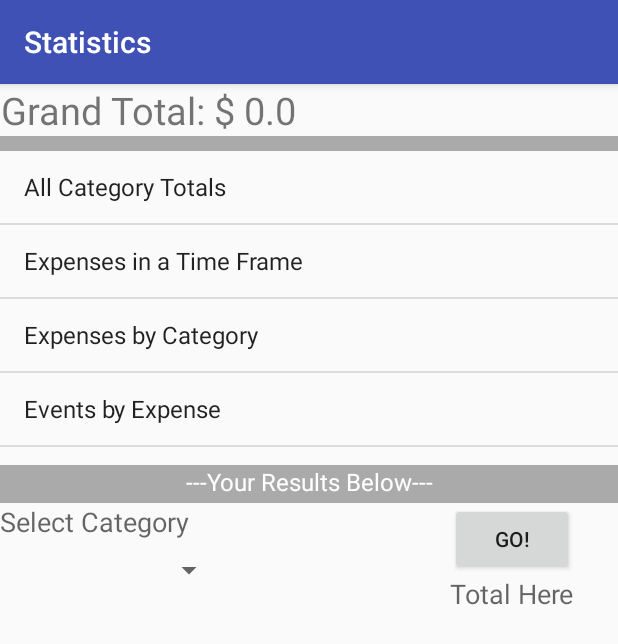
After one commit to kwokinou/ExTrack, an Android app: the fragment ExpsByCatFrag placed in its activity, on a phone screen of 412 x 824 dp. The commit adds this screen. Shown: the top 644 px of the screen. Run offline under Robolectric (Android 15) with nearby library versions, the phone set to English and light mode, and no system bars.

Commit message:
some stats UI done.

```diff
--- /dev/null
+++ b/app/src/main/java/umbf16cs443/extrack/ExpsByCatFrag.java
@@ -0,0 +1,61 @@
+package umbf16cs443.extrack;
+
+import android.os.Bundle;
+import android.support.v4.app.Fragment;
+import android.view.LayoutInflater;
+import android.view.View;
+import android.view.ViewGroup;
+import android.widget.AdapterView;
+import android.widget.ArrayAdapter;
+import android.widget.Spinner;
+import android.widget.TextView;
+
+import java.util.ArrayList;
+
+import umbf16cs443.extrack.db.models.Category;
+
+/**
+ * Created by kwokin on 12/17/2016.
+ */
+public class ExpsByCatFrag extends Fragment {
+
+    Spinner mSpinner;
+    ArrayAdapter<Category> adapter;
+    ArrayList<Category> catArray;
+
+    @Override
+    public View onCreateView(LayoutInflater inflater, ViewGroup container, Bundle savedInstanceState){
+
+        View rootView = inflater.inflate(R.layout.stats_spinner_listfrag, container, false);
+
+        return rootView;
+    }
+
+    @Override
+    public void onViewCreated(View view, Bundle savedInstanceState) {
+        ((TextView)(getActivity()).findViewById(R.id.tv1)).setText("Select Category");
+
+        mSpinner = (Spinner) getActivity().findViewById(R.id.statSpinner);
+
+        catArray = ((StaticsActivity) getActivity()).getDB().getAllCategories();
+
+        adapter = new ArrayAdapter<Category>(getActivity(), android.R.layout
+                .simple_spinner_item,
+                catArray);
+        adapter.setDropDownViewResource(android.R.layout.simple_spinner_dropdown_item);
+        mSpinner.setAdapter(adapter);
+        mSpinner.setOnItemSelectedListener(new AdapterView.OnItemSelectedListener() {
+            @Override
+            public void onItemSelected(AdapterView<?> parent, View view, int position, long id) {
+                ((StaticsActivity)getActivity()).setCategory((Category)parent.getItemAtPosition(position));
+            }
+
+            @Override
+            public void onNothingSelected(AdapterView<?> parent) {
+            }
+        });
+
+    }
+
+
+}
--- a/app/src/main/java/umbf16cs443/extrack/ExpsInTimeFrameFrag.java
+++ b/app/src/main/java/umbf16cs443/extrack/ExpsInTimeFrameFrag.java
@@ -32,9 +32,6 @@ public class ExpsInTimeFrameFrag extends Fragment {
 
     Date start;
     Date end;
-    ListView lv;
-    ArrayList<Expense> resultExpList;
-    ArrayAdapter<Expense> arrayAdapter;
     TextView tv;
 
     @Override
@@ -47,6 +44,7 @@ public class ExpsInTimeFrameFrag extends Fragment {
 
     @Override
     public void onViewCreated(View view, Bundle savedInstanceState) {
+        //dafault start and end date to totay's date
         tv = (TextView) getActivity().findViewById(R.id.startDateText);
 
         start = ((StaticsActivity)getActivity()).getStartDate();
@@ -59,17 +57,6 @@ public class ExpsInTimeFrameFrag extends Fragment {
         SimpleDateFormat simpleDate2 = new SimpleDateFormat("MM/dd/yyyy");
         tv.setText(simpleDate2.format(end));
 
-        //((TextView) getActivity().findViewById(R.id.startDateText)).setText(((StaticsActivity)getActivity()).getStartDate();
-
-       // lv = (ListView) getActivity().findViewById(R.id.expsListInTimeFrame);
-
-      //  startDateText = (TextView) getActivity().findViewById(R.id.startDateText);
-
-      //  resultExpList = ((StaticsActivity) getActivity()).getDB().getExpensesByDate(startDate, endDate);
-
-       // arrayAdapter = new ArrayAdapter<Expense>(getActivity(), android.R.layout.simple_list_item_1, resultExpList);
-
-       // lv.setAdapter(arrayAdapter);
     }
 
 
--- a/app/src/main/java/umbf16cs443/extrack/StaticsActivity.java
+++ b/app/src/main/java/umbf16cs443/extrack/StaticsActivity.java
@@ -8,9 +8,11 @@ import android.support.v4.app.DialogFragment;
 import android.support.v7.app.AlertDialog;
 import android.support.v7.app.AppCompatActivity;
 import android.view.View;
+import android.widget.AdapterView;
 import android.widget.ArrayAdapter;
 import android.widget.DatePicker;
 import android.widget.ListView;
+import android.widget.Spinner;
 import android.widget.TextView;
 
 import java.text.DateFormat;
@@ -19,8 +21,10 @@ import java.text.SimpleDateFormat;
 import java.util.ArrayList;
 import java.util.Calendar;
 import java.util.Date;
+import java.util.GregorianCalendar;
 
 import umbf16cs443.extrack.db.DBHelper;
+import umbf16cs443.extrack.db.models.Category;
 import umbf16cs443.extrack.db.models.Expense;
 
 /**
@@ -30,15 +34,18 @@ public class StaticsActivity extends AppCompatActivity
         implements DatePickerDialog.OnDateSetListener{
 
     DBHelper db;
-    boolean startD = true;
+    boolean startD = true; //determine if start date or end date is selected
 
     TextView tv;
     ArrayList<Expense> resultExps;
     ArrayAdapter<Expense> expAdapter;
-    double total = 0;
+    double total = 0; //display total for exps in a time frame
     DecimalFormat df = new DecimalFormat("#.##");
-    Date startDate;// = new GregorianCalendar(2016, Calendar.NOVEMBER, 1).getTime();
-    Date endDate;// = new GregorianCalendar(2016, Calendar.DECEMBER, 31).getTime();
+    Date startDate;// = new GregorianCalendar(2016, Calendar.DECEMBER, 1).getTime();
+    Date endDate;// = new GregorianCalendar(2016, Calendar.DECEMBER, 1).getTime();
+
+
+    Category cat;
 
     protected void onCreate(Bundle savedInstanceState) {
         super.onCreate(savedInstanceState);
@@ -46,10 +53,12 @@ public class StaticsActivity extends AppCompatActivity
         setTitle("Statistics");
 
         db = new DBHelper(this);
+
+        //display grand total first
         ((TextView) findViewById(R.id.grand_total)).setText("Grand Total: $ " + db.getGrandTotal());
         Calendar calendar = Calendar.getInstance();
 
-        // Set New Expense Variables To Defaults
+        // Set start and end date to default
         startDate = calendar.getTime();
         endDate = calendar.getTime();
     }
@@ -60,34 +69,74 @@ public class StaticsActivity extends AppCompatActivity
 
     public Date getEndDate() {return endDate;}
 
+    public void setCategory(Category c){ cat = c;}
+
+
+
+    public void findExpsByCat(View view){
+        int total = 0;
+        ArrayList<Expense> result;
+        ArrayAdapter<Expense> adapter;
+
+        ListView lv = (ListView) findViewById(R.id.resultList);
+
+       // Category ca = db.getAllCategories().get(1);
+
+        //call to get exps in a time frame
+        result = db.getExpensesByCategory(cat);
+
+     //   if(result!=null) {
+            //calculate total value of these exps
+       //     for (Expense e : result)
+         //       total += e.getExAmount();
+
+            //display total value in UI
+       //     ((TextView) findViewById(R.id.totalVal)).setText("$" + df.format(total));
+
+            //feed exp list in UI
+       //     adapter = new ArrayAdapter<Expense>(this, android.R.layout.simple_list_item_1, result);
+         //   lv.setAdapter(adapter);
+      //  }
+    }
+
+
+
+
+
+//code for displaying expenses in a time frame*****************************************************
+    //user clicks on start date
     public void pickStartDate(View view) {
         startD = true;
         DatePickerFragment picker = new DatePickerFragment();
         picker.show(getSupportFragmentManager(), "date");
     }
 
+    //user clicks on end date
     public void pickEndDate(View view) {
         startD = false;
         DatePickerFragment picker = new DatePickerFragment();
         picker.show(getSupportFragmentManager(), "date");
     }
 
+    //user wants to see result
     public void showExpsInTimeFrame(View view){
         ListView lv = (ListView) findViewById(R.id.expsListInTimeFrame);
 
+        //call to get exps in a time frame
         resultExps = db.getExpensesByDate(startDate, endDate);
 
+        //calculate total value of these exps
         for(Expense e: resultExps)
             total += e.getExAmount();
 
+        //display total value in UI
         ((TextView) findViewById(R.id.totalByDates)).setText("$" + df.format(total));
-        total = 0;
+        total = 0; //reset
 
+        //feed exp list in UI
         expAdapter = new ArrayAdapter<Expense>(this, android.R.layout.simple_list_item_1, resultExps);
-
         lv.setAdapter(expAdapter);
     }
-
 
     public void setDate(final Calendar calendar) {
         final DateFormat dateFormat = DateFormat.getDateInstance(DateFormat.MEDIUM);
@@ -127,7 +176,7 @@ public class StaticsActivity extends AppCompatActivity
                     (DatePickerDialog.OnDateSetListener) getActivity(), year, month, day);
         }
     }
-
+//****************************End of DatePicker code*************************************************
 
 
 }
--- a/app/src/main/java/umbf16cs443/extrack/StatsHeadlineFragment.java
+++ b/app/src/main/java/umbf16cs443/extrack/StatsHeadlineFragment.java
@@ -23,13 +23,13 @@ public class StatsHeadlineFragment extends ListFragment {
     String [] StatsHeadlines = {
             "All Category Totals",
             "Expenses in a Time Frame",
-            "Events that Share an Expense"
+            "Expenses by Category",
+            "Events by Expense"
     };
 
     @Override
     public void onCreate(Bundle savedInstanceState) {
         super.onCreate(savedInstanceState);
-
 
         // We need to use a different list item layout for devices older than Honeycomb
         int layout = Build.VERSION.SDK_INT >= Build.VERSION_CODES.HONEYCOMB ?
@@ -52,8 +52,6 @@ public class StatsHeadlineFragment extends ListFragment {
         StaticsActivity stats = (StaticsActivity) getActivity();
 
         switch (position){
-          //  case 0:
-            //    Toast.makeText(getActivity().getApplicationContext(), "Grand Total is $" + stats.getDB().getGrandTotal(), Toast.LENGTH_LONG).show();
             case 0:
                 CategoryTotalsFrag list = new CategoryTotalsFrag();
 
@@ -65,12 +63,17 @@ public class StatsHeadlineFragment extends ListFragment {
             case 1:
                 ExpsInTimeFrameFrag expsInTimeFrameFrag = new ExpsInTimeFrameFrag();
 
-                //CategoryTotalsFrag list2 = new CategoryTotalsFrag();
                 FragmentTransaction transaction2 = getActivity().getSupportFragmentManager().beginTransaction();
                 transaction2.replace(R.id.stats_container, expsInTimeFrameFrag );
                 transaction2.commit();
                 break;
 
+            case 2:
+                ExpsByCatFrag expsByCatFrag = new ExpsByCatFrag();
+                FragmentTransaction transaction3 = getActivity().getSupportFragmentManager().beginTransaction();
+                transaction3.replace(R.id.stats_container, expsByCatFrag );
+                transaction3.commit();
+                break;
 
             default:
                 Toast.makeText(getActivity().getApplicationContext(), "Invalid Entry", Toast.LENGTH_SHORT).show();
--- /dev/null
+++ b/app/src/main/res/layout/stats_spinner_listfrag.xml
@@ -0,0 +1,51 @@
+<?xml version="1.0" encoding="utf-8"?>
+<RelativeLayout xmlns:android="http://schemas.android.com/apk/res/android"
+    android:orientation="vertical" android:layout_width="match_parent"
+    android:layout_height="match_parent"
+    android:weightSum="1">
+
+    <TextView
+        android:layout_width="wrap_content"
+        android:layout_height="wrap_content"
+        android:textAppearance="?android:attr/textAppearanceMedium"
+        android:text="Please Select"
+        android:id="@+id/tv1" />
+
+    <Spinner
+        android:id="@+id/statSpinner"
+        android:layout_width="150dp"
+        android:layout_height="40dp"
+        android:layout_weight="0.04"
+        android:layout_below="@+id/tv1"
+        android:layout_alignParentStart="true" />
+
+    <TextView
+        android:layout_width="wrap_content"
+        android:layout_height="wrap_content"
+        android:textAppearance="?android:attr/textAppearanceMedium"
+        android:text="Total Here"
+        android:id="@+id/totalVal"
+        android:layout_gravity="right"
+        android:layout_marginEnd="29dp"
+        android:layout_below="@+id/go"
+        android:layout_alignParentEnd="true" />
+
+    <Button
+        style="?android:attr/buttonStyleSmall"
+        android:layout_width="wrap_content"
+        android:layout_height="wrap_content"
+        android:text="Go!"
+        android:id="@+id/go"
+        android:layout_alignParentTop="true"
+        android:layout_alignStart="@+id/totalVal"
+        android:layout_alignEnd="@+id/totalVal"
+        android:onClick="findExpsByCat"/>
+
+    <ListView
+        android:layout_width="match_parent"
+        android:layout_height="match_parent"
+        android:layout_below="@+id/totalVal"
+        android:id="@+id/resultList"/>
+
+
+</RelativeLayout>
```
